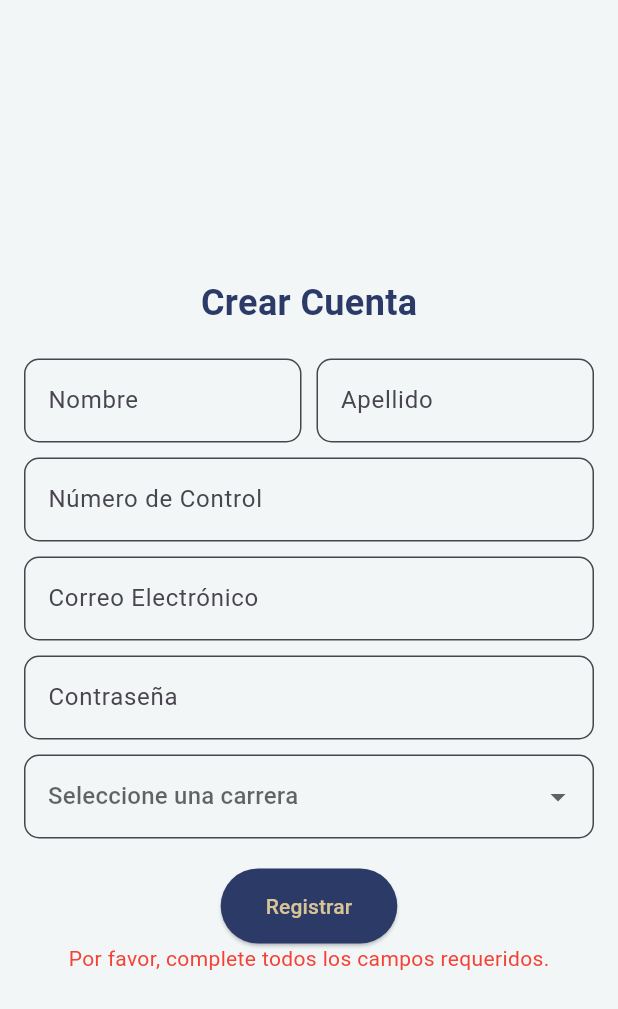
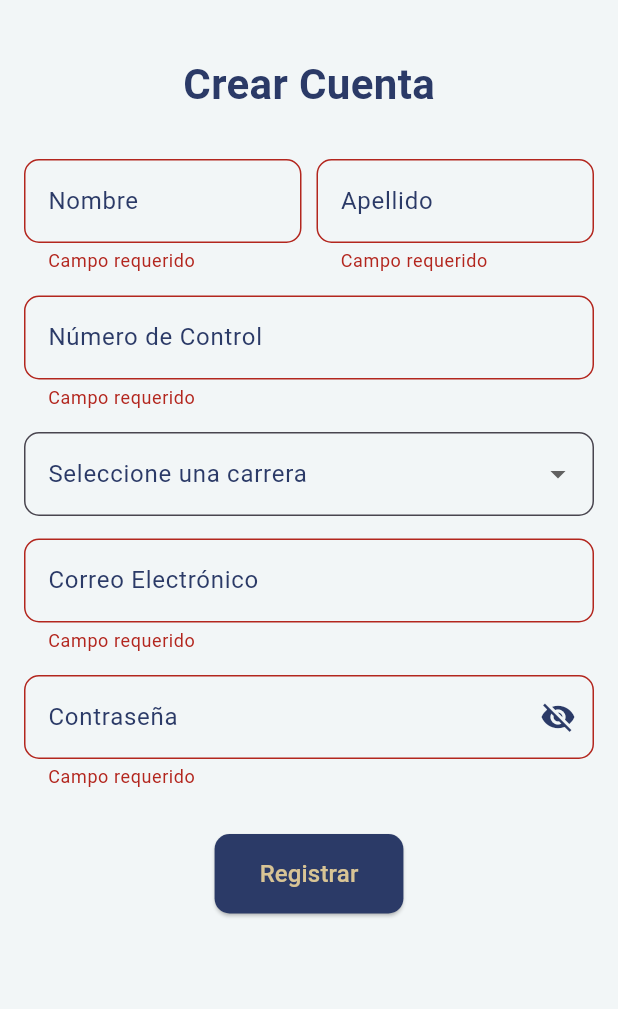
Before and after one commit to fatimabanu12/appITE, a Flutter app: the Register screen opened by its route, after a tap on "Registrar", on a phone screen of 412 x 824 dp. Shown: the top 1009 px of the screen. Run offline on Flutter 3.47's test engine with Material 3 defaults, Android fonts, the light colour scheme and no system bars.

Commit message:
register done, final touches and local functionality work, not connected to firebase

```diff
--- a/lib/pages/register.dart
+++ b/lib/pages/register.dart
@@ -1,6 +1,5 @@
 import 'package:flutter/material.dart';
 import 'package:ite_app/colors.dart';
-
 
 class Register extends StatefulWidget {
   const Register({Key? key}) : super(key: key);
@@ -10,13 +9,17 @@ class Register extends StatefulWidget {
 }
 
 class _RegisterState extends State<Register> {
+  final _formKey = GlobalKey<FormState>();
+
   final TextEditingController _emailController = TextEditingController();
   final TextEditingController _passwordController = TextEditingController();
-  String? _errorMessage;
   final TextEditingController _firstNameController = TextEditingController();
   final TextEditingController _lastNameController = TextEditingController();
   final TextEditingController _controlNumberController = TextEditingController();
+
   String? _selectedProgram;
+  bool _obscurePassword = true;
+
   final List<String> _programs = [
     'Ingeniería en Sistemas Computacionales',
     'Ingeniería en Electrónica',
@@ -32,25 +35,20 @@ class _RegisterState extends State<Register> {
   }
 
   void _register() {
-    String firstName = _firstNameController.text;
-    String lastName = _lastNameController.text;
-    String email = _emailController.text;
-    String controlNumber = _controlNumberController.text;
+    if (_formKey.currentState!.validate()) {
+      // Si todo está validado, proceder con el registro.
+      Navigator.pushReplacementNamed(context, '/login');
+    }
+  }
 
-    if (firstName.isEmpty || lastName.isEmpty || controlNumber.isEmpty || email.isEmpty || _passwordController.text.isEmpty) {
-      setState(() {
-        _errorMessage = 'Por favor, complete todos los campos requeridos.';
-      });
-      return;
-    }
-    if (_isEmailValid(email)) {
-      // Handle registration logic here
-      Navigator.pushReplacementNamed(context, '/login');
-    } else {
-      setState(() {
-        _errorMessage = 'El correo electrónico debe terminar con @ite.edu.mx';
-      });
-    }
+  @override
+  void dispose() {
+    _emailController.dispose();
+    _passwordController.dispose();
+    _firstNameController.dispose();
+    _lastNameController.dispose();
+    _controlNumberController.dispose();
+    super.dispose();
   }
 
   @override
@@ -59,125 +57,126 @@ class _RegisterState extends State<Register> {
       backgroundColor: AppColors.background,
       body: Padding(
         padding: const EdgeInsets.all(16.0),
+        child: SingleChildScrollView(
+          child: Form(
+            key: _formKey,
             child: Column(
               mainAxisAlignment: MainAxisAlignment.center,
               children: [
-            SizedBox(height: 10), // Add space above the title
+                const SizedBox(height: 20),
                 Text(
                   'Crear Cuenta',
-              style: TextStyle(fontSize: 24, fontWeight: FontWeight.bold, color: AppColors.primary),
+                  style: TextStyle(fontSize: 28, fontWeight: FontWeight.bold, color: AppColors.primary),
                 ),
-            SizedBox(height: 20), // Space between title and input fields
+                const SizedBox(height: 30),
                 Row(
                   children: [
-                Expanded(
-                  child: TextField(
-                    controller: _firstNameController,
+                    Expanded(child: _buildTextField(_firstNameController, 'Nombre')),
+                    const SizedBox(width: 10),
+                    Expanded(child: _buildTextField(_lastNameController, 'Apellido')),
+                  ],
+                ),
+                const SizedBox(height: 15),
+                _buildTextField(_controlNumberController, 'Número de Control'),
+                const SizedBox(height: 15),
+                _buildDropdown(),
+                const SizedBox(height: 15),
+                _buildTextField(_emailController, 'Correo Electrónico', validator: (value) {
+                  if (value == null || value.isEmpty) return 'Campo requerido';
+                  if (!_isEmailValid(value)) return 'Debe usar un correo @ite.edu.mx';
+                  return null;
+                }),
+                const SizedBox(height: 15),
+                _buildPasswordTextField(),
+
+                const SizedBox(height: 30),
+                _buildRegisterButton(),
+              ],
+            ),
+          ),
+        ),
+      ),
+    );
+  }
+
+  Widget _buildTextField(TextEditingController controller, String label, {String? Function(String?)? validator}) {
+    return TextFormField(
+      controller: controller,
       decoration: InputDecoration(
-                      labelText: 'Nombre',
-                      border: OutlineInputBorder(
-                        borderRadius: BorderRadius.circular(10),
-                      ),
+        labelText: label,
+        labelStyle: TextStyle(color: AppColors.primary),
+        border: OutlineInputBorder(borderRadius: BorderRadius.circular(10)),
         filled: true,
         fillColor: AppColors.background,
       ),
+      validator: validator ?? (value) {
+        if (value == null || value.isEmpty) return 'Campo requerido';
+        return null;
+      },
+    );
+  }
+
+  Widget _buildPasswordTextField() {
+    return TextFormField(
+      controller: _passwordController,
+      obscureText: _obscurePassword,
+      decoration: InputDecoration(
+        labelText: 'Contraseña',
+        labelStyle: TextStyle(color: AppColors.primary),
+        border: OutlineInputBorder(borderRadius: BorderRadius.circular(10)),
+        filled: true,
+        fillColor: AppColors.background,
+        suffixIcon: IconButton(
+          icon: Icon(_obscurePassword ? Icons.visibility_off : Icons.visibility, color: AppColors.primary),
+          onPressed: () => setState(() => _obscurePassword = !_obscurePassword),
         ),
       ),
-                SizedBox(width: 10), // Add space between the fields
-                Expanded(
-                  child: TextField(
-                    controller: _lastNameController,
-                    decoration: InputDecoration(
-                      labelText: 'Apellido',
-                      border: OutlineInputBorder(
-                        borderRadius: BorderRadius.circular(10),
-                      ),
-                      filled: true,
-                      fillColor: AppColors.background,
-                    ),
-                  ),
-                ),
-              ],
-            ),
-            SizedBox(height: 10), // Padding between name fields and control number field
-            TextField(
-              controller: _controlNumberController,
-              decoration: InputDecoration(
-                labelText: 'Número de Control',
-                border: OutlineInputBorder(
-                  borderRadius: BorderRadius.circular(10),
-                ),
-                filled: true,
-                fillColor:  AppColors.background,
-              ),
-            ),
-            SizedBox(height: 10), // Padding between control number and email fields
-            TextField(
-              controller: _emailController,
-              decoration: InputDecoration(
-                labelText: 'Correo Electrónico',
-                border: OutlineInputBorder(
-                  borderRadius: BorderRadius.circular(10),
-                ),
-                filled: true,
-                fillColor: AppColors.background,
-              ),
-            ),
-            SizedBox(height: 10), // Padding between email and password fields
-            TextField(
-              controller: _passwordController,
-              decoration: InputDecoration(
-                labelText: 'Contraseña',
-                border: OutlineInputBorder(
-                  borderRadius: BorderRadius.circular(10),
-                ),
-                filled: true,
-                fillColor:  AppColors.background,
-              ),
-              obscureText: true,
-            ),
-            SizedBox(height: 10), // Padding between password and dropdown
-            DropdownButtonFormField<String>(
-              value: _selectedProgram,
-              hint: Text('Seleccione una carrera'),
+      validator: (value) {
+        if (value == null || value.isEmpty) return 'Campo requerido';
+        if (value.length < 6) return 'Debe tener al menos 6 caracteres';
+        return null;
+      },
+    );
+  }
+
+  Widget _buildDropdown() {
+  return DropdownButtonFormField<String>(
+    value: _selectedProgram, // Se asegura de que el valor seleccionado sea visible
     onChanged: (String? newValue) {
       setState(() {
-                  _selectedProgram = newValue;
+        _selectedProgram = newValue; // Actualiza el estado con la nueva selección
       });
     },
     items: _programs.map<DropdownMenuItem<String>>((String program) {
       return DropdownMenuItem<String>(
         value: program,
-                  child: Padding(
-                    padding: const EdgeInsets.symmetric(vertical: 10.0, horizontal: 15.0),
-                    child: Text(program),
-                  ),
+        child: Text(program, style: TextStyle(color: AppColors.primary)),
       );
     }).toList(),
     isExpanded: true,
     decoration: InputDecoration(
+      labelText: 'Seleccione una carrera', // Se usa labelText en lugar de hint
+      labelStyle: TextStyle(color: AppColors.primary),
       filled: true,
       fillColor: AppColors.background,
       border: OutlineInputBorder(
         borderRadius: BorderRadius.circular(10),
-                ),
-              ),
-            ),
-            SizedBox(height: 20), // Padding before the button
-            ElevatedButton(
-              onPressed: _register,
-              style: ElevatedButton.styleFrom(
-                backgroundColor: AppColors.primary, // Background color
-                padding: EdgeInsets.symmetric(vertical: 15, horizontal: 30), // Padding
-              ),
-              child: Text('Registrar', style: TextStyle( color: AppColors.secondary),
-              )
-            ),
-            if (_errorMessage != null)
-              Text(_errorMessage!, style: TextStyle(color: Colors.red)),
-          ],
+        borderSide: BorderSide(color: AppColors.primary),
       ),
     ),
   );
 }
+
+
+  Widget _buildRegisterButton() {
+    return ElevatedButton(
+      onPressed: _register,
+      style: ElevatedButton.styleFrom(
+        backgroundColor: AppColors.primary,
+        padding: const EdgeInsets.symmetric(vertical: 15, horizontal: 30),
+        shape: RoundedRectangleBorder(borderRadius: BorderRadius.circular(10)),
+      ),
+      child: const Text('Registrar', style: TextStyle(color: AppColors.secondary, fontSize: 16)),
+    );
   }
+}
```
Lines whose indentation alone changed are shown as unchanged.
